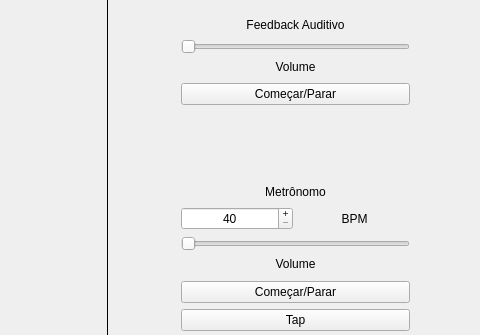
This is MaestroAttempt/mainwindow.ui in camilabga/maestro as Qt 5 draws it before an edit; both pictures show x 800 to 1280 and y 209 to 544 of the 1280 by 720 pixel window. The edited form follows.
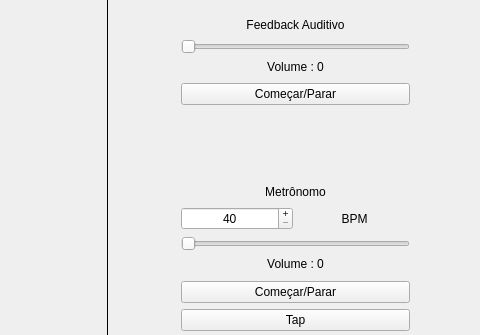
This is the edited form.

Diff of the .ui file:
```diff
--- a/MaestroAttempt/mainwindow.ui
+++ b/MaestroAttempt/mainwindow.ui
@@ -101,7 +101,7 @@
      <item>
       <widget class="QLabel" name="labelMetronomeVolume">
        <property name="text">
-        <string>Volume</string>
+        <string>Volume : 0</string>
        </property>
        <property name="alignment">
         <set>Qt::AlignHCenter|Qt::AlignTop</set>
@@ -193,7 +193,7 @@
      <item>
       <widget class="QLabel" name="labelFeedbackVolume">
        <property name="text">
-        <string>Volume</string>
+        <string>Volume : 0</string>
        </property>
        <property name="alignment">
         <set>Qt::AlignHCenter|Qt::AlignTop</set>
```
